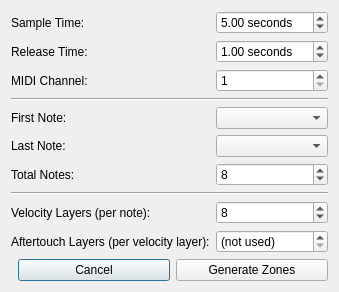
surfacepatterns/synthclone, file src/plugins/zonegenerator/view.ui: the form before one commit.
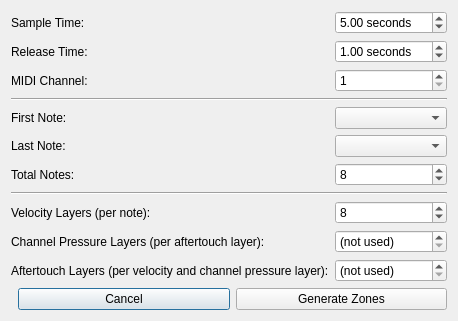
The form after the commit. Icons and pictures are not drawn.

Commit message: Added 'channel pressure' property to synthclone.  Added support for channel pressure property to plugins.  Other minor changes.

```diff
--- a/src/plugins/zonegenerator/view.ui
+++ b/src/plugins/zonegenerator/view.ui
@@ -151,11 +151,28 @@
      <item row="9" column="0">
       <widget class="QLabel">
        <property name="text">
-        <string>Aftertouch Layers (per velocity layer):</string>
+        <string>Channel Pressure Layers (per aftertouch layer):</string>
        </property>
       </widget>
      </item>
      <item row="9" column="1">
+      <widget class="QSpinBox" name="channelPressureLayers">
+       <property name="specialValueText">
+        <string>(not used)</string>
+       </property>
+       <property name="maximum">
+        <number>128</number>
+       </property>
+      </widget>
+     </item>
+     <item row="10" column="0">
+      <widget class="QLabel">
+       <property name="text">
+        <string>Aftertouch Layers (per velocity and channel pressure layer):</string>
+       </property>
+      </widget>
+     </item>
+     <item row="10" column="1">
       <widget class="QSpinBox" name="aftertouchLayers">
        <property name="specialValueText">
         <string>(not used)</string>
```
The commit also changes 31 other files.
